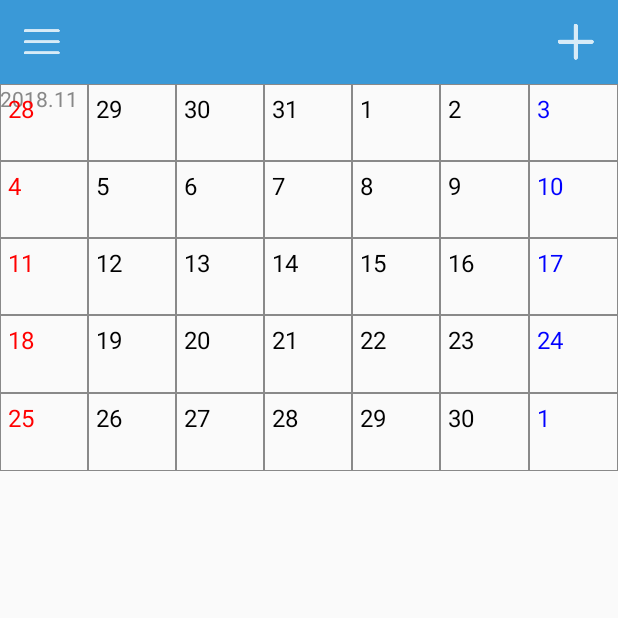
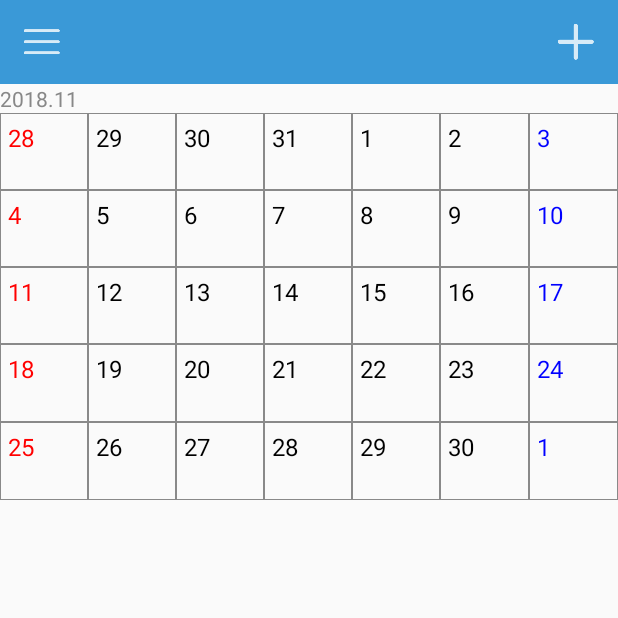
Before and after one commit to plainswalker/FixMe, an Android app: the ScheduleActivity screen opened directly, with no data from a screen before it, on a phone screen of 412 x 824 dp, the top half of it. Run offline under Robolectric (Android 15) with nearby library versions, the phone set to English and light mode, and no system bars.

Commit message:
minor fix : text position

```diff
--- a/app/src/main/res/layout/activity_schedule.xml
+++ b/app/src/main/res/layout/activity_schedule.xml
@@ -27,7 +27,7 @@
                 android:id="@+id/monthly"
                 android:name="com.aplusstory.fixme.CalendarFragment"
                 android:layout_width="match_parent"
-                android:layout_height="258dp"
+                android:layout_height="wrap_content"
                 tools:layout="@layout/fragment_calendar" />
         </FrameLayout>
 
--- a/app/src/main/res/layout/fragment_calendar.xml
+++ b/app/src/main/res/layout/fragment_calendar.xml
@@ -1,8 +1,9 @@
 <?xml version="1.0" encoding="utf-8"?>
-<FrameLayout xmlns:android="http://schemas.android.com/apk/res/android"
+<LinearLayout xmlns:android="http://schemas.android.com/apk/res/android"
     xmlns:tools="http://schemas.android.com/tools"
     android:layout_width="match_parent"
     android:layout_height="match_parent"
+    android:orientation="vertical"
     tools:context=".CalendarFragment">
 
     <TextView
@@ -10,13 +11,14 @@
         android:layout_width="match_parent"
         android:layout_height="wrap_content"
         android:text="EMPTY_TEXT_VIEW"
-        android:textColor="#888888" />
+        android:textColor="#888888"
+        />
 
     <FrameLayout
         android:id="@+id/main_container"
         android:layout_width="match_parent"
-        android:layout_height="match_parent"
-        android:layout_below="@+id/this_month_tv">
+        android:layout_height="wrap_content"
+        >
 
         <fragment
             android:id="@+id/monthly_calender"
@@ -27,4 +29,4 @@
 
     </FrameLayout>
 
-</FrameLayout>
+</LinearLayout>
```
